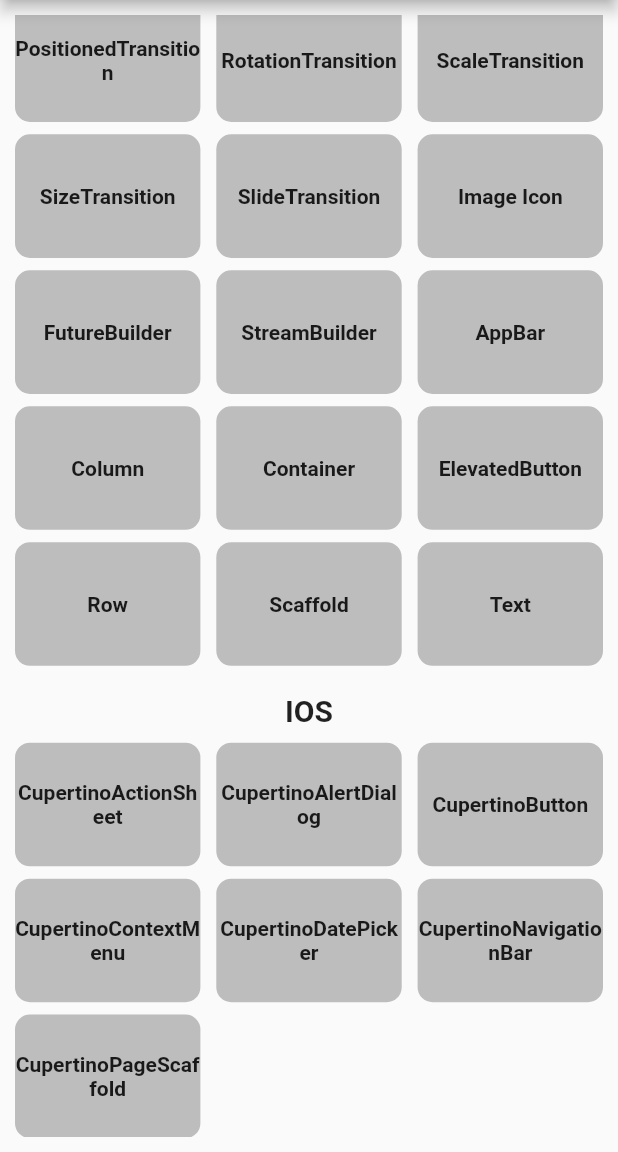
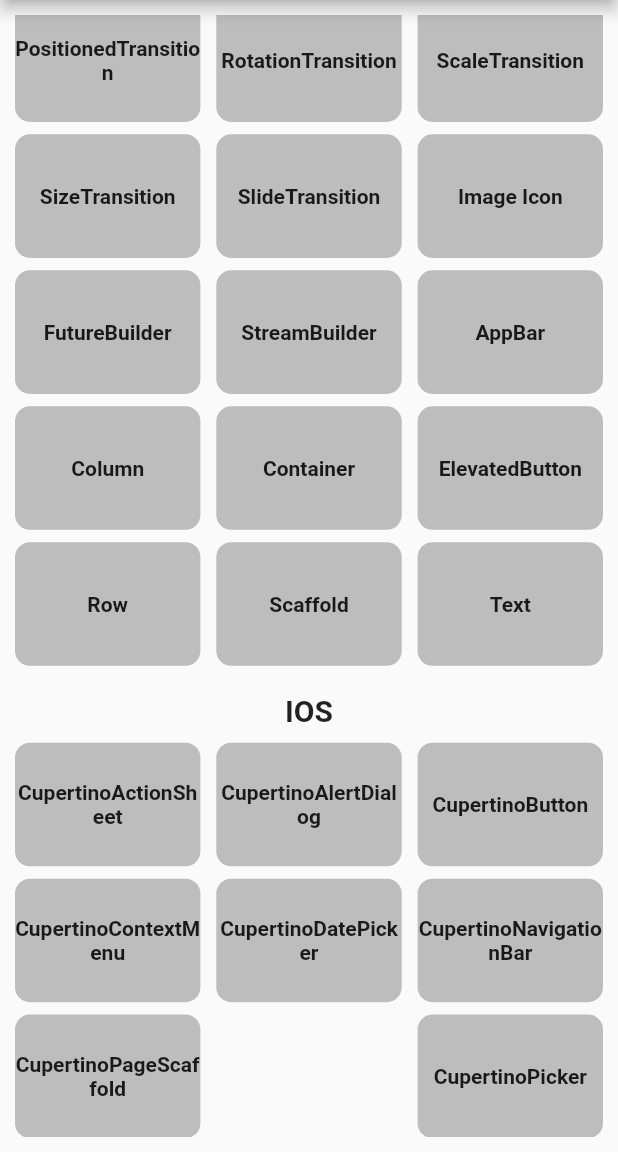
Before and after one commit to Bhargav5365/Flutter-widgets, a Flutter app: the screen it shows after launch, scrolled down 283 dp, on a phone screen of 412 x 824 dp, the part 84-1236 px from its top. Run offline on Flutter 3.47's test engine with Material 2 defaults, Android fonts, the phone set to English and light mode, and no system bars.

Commit message:
CupertinoPicker

```diff
--- a/lib/Home.dart
+++ b/lib/Home.dart
@@ -20,6 +20,7 @@ import 'package:flutter_widgets/practice/CupertinoContextMenu.dart';
 import 'package:flutter_widgets/practice/CupertinoDatePicker.dart';
 import 'package:flutter_widgets/practice/CupertinoNavigationBar.dart';
 import 'package:flutter_widgets/practice/CupertinoPageScaffold.dart';
+import 'package:flutter_widgets/practice/CupertinoPicker.dart';
 import 'package:flutter_widgets/practice/DecoratedBoxTransition.dart';
 import 'package:flutter_widgets/practice/ElevatedButton.dart';
 import 'package:flutter_widgets/practice/FutureBuilder.dart';
@@ -969,6 +970,32 @@ class _HomeState extends State<Home> {
                       ),
                     ),
                     Spacer(),
+                    GestureDetector(
+                      onTap: () {
+                        Navigator.push(
+                          context,
+                          MaterialPageRoute(
+                            builder: (context) => CupertinoPickerSample(),
+                          ),
+                        );
+                        print('daf');
+                      },
+                      child: Container(
+                        height: screenSize.height * 0.1,
+                        width: screenSize.width * 0.3,
+                        decoration: BoxDecoration(
+                          color: Colors.grey[400],
+                          borderRadius: BorderRadius.all(
+                            Radius.circular(10),
+                          ),
+                        ),
+                        child: Center(
+                          child: Text('CupertinoPicker',
+                              textAlign: TextAlign.center,
+                              style: TextStyle(fontWeight: FontWeight.bold)),
+                        ),
+                      ),
+                    ),
                   ],
                 ),
               ],
```
Also changed, not shown: lib/practice/CupertinoPicker.dart (added, +92 -0 lines).
